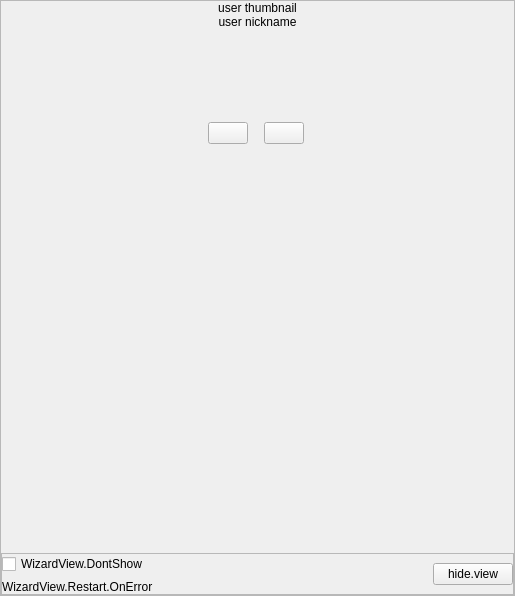
The window that src/prism-live-studio/PRISMLiveStudio/prism-ui/widzardView/PLSLaunchWizardView.ui (naver/prism-live-studio) describes before a commit, drawn with Qt 5.
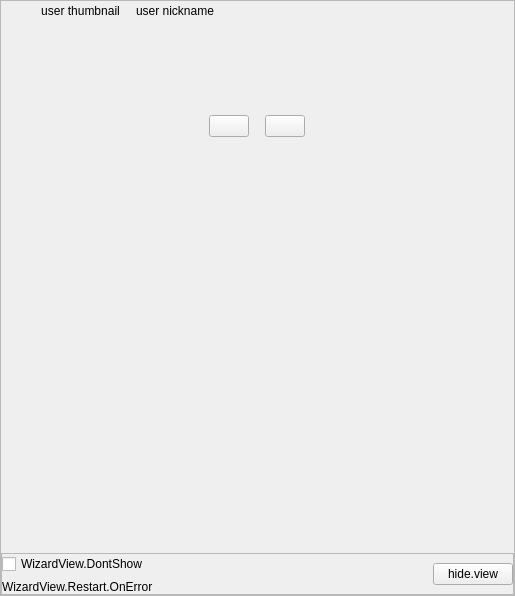
The same window after the commit. Custom widgets are drawn as their Qt base class.

```diff
--- a/src/prism-live-studio/PRISMLiveStudio/prism-ui/widzardView/PLSLaunchWizardView.ui
+++ b/src/prism-live-studio/PRISMLiveStudio/prism-ui/widzardView/PLSLaunchWizardView.ui
@@ -68,7 +68,24 @@
        <property name="bottomMargin">
         <number>0</number>
        </property>
-       <item alignment="Qt::AlignmentFlag::AlignHCenter|Qt::AlignmentFlag::AlignTop">
+       <item>
+        <layout class="QHBoxLayout" name="horizontalLayout_3">
+         <property name="spacing">
+          <number>16</number>
+         </property>
+         <property name="leftMargin">
+          <number>40</number>
+         </property>
+         <property name="topMargin">
+          <number>0</number>
+         </property>
+         <property name="rightMargin">
+          <number>0</number>
+         </property>
+         <property name="bottomMargin">
+          <number>0</number>
+         </property>
+         <item alignment="Qt::AlignmentFlag::AlignVCenter">
         <widget class="QLabel" name="userThumbnailLabel">
          <property name="text">
           <string>user thumbnail</string>
@@ -81,7 +98,7 @@
          </property>
         </widget>
        </item>
-       <item alignment="Qt::AlignmentFlag::AlignTop">
+         <item alignment="Qt::AlignmentFlag::AlignVCenter">
         <widget class="QLabel" name="nickNameLabel">
          <property name="text">
           <string>user nickname</string>
@@ -92,6 +109,21 @@
         </widget>
        </item>
        <item>
+          <spacer name="horizontalSpacer">
+           <property name="orientation">
+            <enum>Qt::Orientation::Horizontal</enum>
+           </property>
+           <property name="sizeHint" stdset="0">
+            <size>
+             <width>40</width>
+             <height>20</height>
+            </size>
+           </property>
+          </spacer>
+         </item>
+        </layout>
+       </item>
+       <item>
         <widget class="QWidget" name="rightMarginWidget" native="true">
          <layout class="QVBoxLayout" name="verticalLayout_5">
           <property name="spacing">
@@ -104,7 +136,7 @@
            <number>0</number>
           </property>
           <property name="rightMargin">
-           <number>3</number>
+           <number>0</number>
           </property>
           <property name="bottomMargin">
            <number>0</number>
@@ -114,6 +146,9 @@
             <property name="frameShape">
              <enum>QFrame::Shape::NoFrame</enum>
             </property>
+            <property name="verticalScrollBarPolicy">
+             <enum>Qt::ScrollBarPolicy::ScrollBarAlwaysOff</enum>
+            </property>
             <property name="horizontalScrollBarPolicy">
              <enum>Qt::ScrollBarPolicy::ScrollBarAlwaysOff</enum>
             </property>
@@ -128,8 +163,8 @@
               <rect>
                <x>0</x>
                <y>0</y>
-               <width>510</width>
-               <height>504</height>
+               <width>513</width>
+               <height>528</height>
               </rect>
              </property>
              <layout class="QVBoxLayout" name="verticalLayout_2">
@@ -193,7 +228,7 @@
                   <number>4</number>
                  </property>
                  <property name="topMargin">
-                  <number>9</number>
+                  <number>10</number>
                  </property>
                  <property name="bottomMargin">
                   <number>0</number>
@@ -280,10 +315,10 @@
             <property name="bottomMargin">
              <number>0</number>
             </property>
-            <item>
+            <item alignment="Qt::AlignmentFlag::AlignLeft">
              <widget class="PLSCheckBox" name="checkBox">
               <property name="sizePolicy">
-               <sizepolicy hsizetype="Preferred" vsizetype="Preferred">
+               <sizepolicy hsizetype="Maximum" vsizetype="Preferred">
                 <horstretch>0</horstretch>
                 <verstretch>0</verstretch>
                </sizepolicy>
```
Left out of the diff: 4 changed lines with no effect on the pictures. Lines whose indentation alone changed are shown as unchanged.
